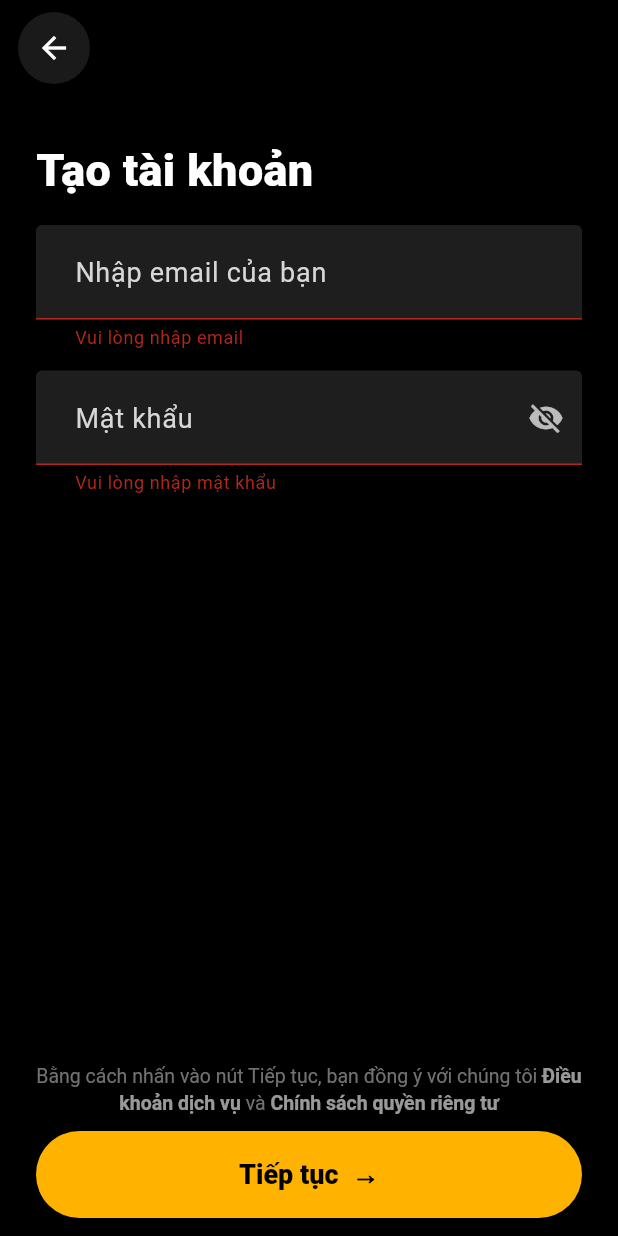
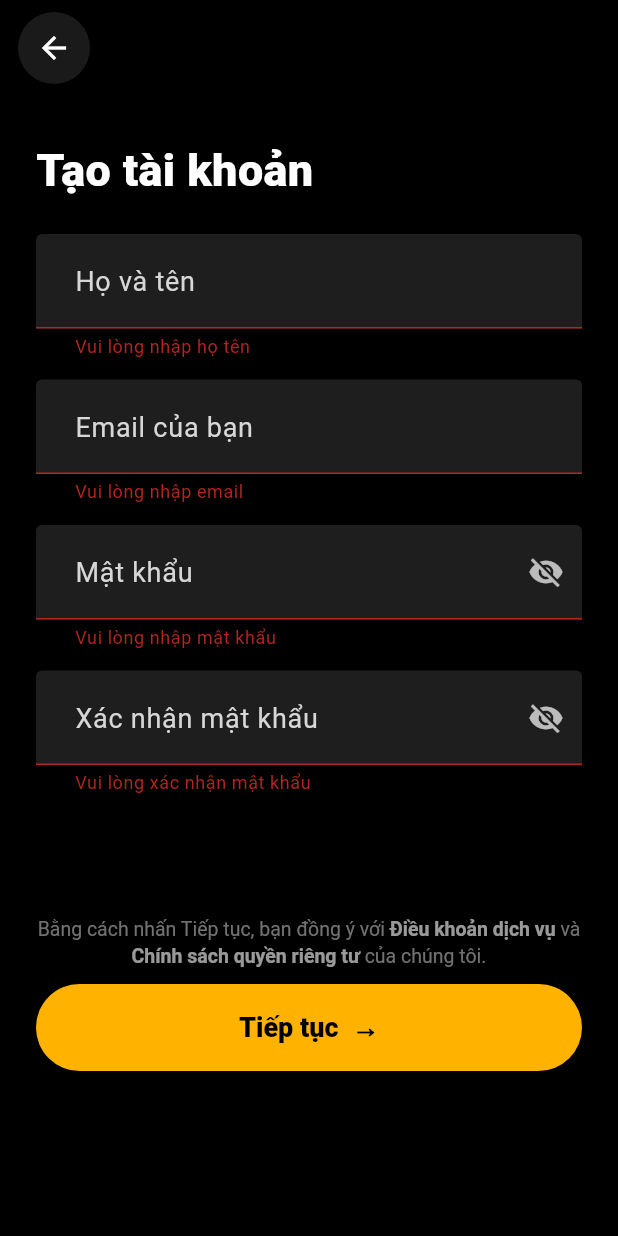
Before and after one commit to imthq1/LocketClone, a Flutter app: the RegisterScreen screen opened by its route, after a tap on an icon or button, on a phone screen of 412 x 824 dp. Run offline on Flutter 3.47's test engine with Material 3 defaults, Android fonts, the phone set to English and light mode, and no system bars; our stand-ins replace camera, cookie_jar, dio, dio_cookie_manager, flutter_secure_storage; accounts and stored records are empty.

Commit message:
Refactor registration process by removing CreateUsernameScreen and integrating fullname input in RegisterScreen

```diff
--- a/locket_clone/lib/screens/auth/register/register_screen.dart
+++ b/locket_clone/lib/screens/auth/register/register_screen.dart
@@ -1,5 +1,6 @@
 import 'package:flutter/material.dart';
-import 'package:locket_clone/screens/auth/register/create_username_screen.dart';
+import 'package:provider/provider.dart';
+import 'package:locket_clone/services/application/auth_controller.dart';
 import 'package:locket_clone/theme/app_colors.dart';
 import 'package:locket_clone/screens/auth/register/widgets/rounded_input.dart';
 import 'package:locket_clone/screens/auth/register/widgets/primary_cta_button.dart';
@@ -13,55 +14,204 @@ class RegisterScreen extends StatefulWidget {
 
 class _RegisterScreenState extends State<RegisterScreen> {
   final _formKey = GlobalKey<FormState>();
-  final _email = TextEditingController();
-  final _password = TextEditingController();
-  bool _obscure = true;
-  bool _loading = false;
+  final _emailCtl = TextEditingController();
+  final _passwordCtl = TextEditingController();
+  final _confirmPasswordCtl = TextEditingController();
+  final _fullnameCtl = TextEditingController();
+
+  bool _obscurePassword = true;
+  bool _obscureConfirmPassword = true;
 
   @override
   void dispose() {
-    _email.dispose();
-    _password.dispose();
+    _emailCtl.dispose();
+    _passwordCtl.dispose();
+    _confirmPasswordCtl.dispose();
+    _fullnameCtl.dispose();
     super.dispose();
   }
 
   String? _validateEmail(String? v) {
     final value = v?.trim() ?? '';
     if (value.isEmpty) return 'Vui lòng nhập email';
-    final ok = RegExp(r'^[^@\s]+@[^@\s]+\.[^@\s]+$').hasMatch(value);
-    if (!ok) return 'Email không hợp lệ';
+    final emailRegex = RegExp(r'^[^@\s]+@[^@\s]+\.[^@\s]+$');
+    if (!emailRegex.hasMatch(value)) return 'Email không hợp lệ';
     return null;
   }
 
   String? _validatePassword(String? v) {
     final value = v ?? '';
     if (value.isEmpty) return 'Vui lòng nhập mật khẩu';
-    if (value.length < 6) return 'Mật khẩu tối thiểu 6 ký tự';
+    if (value.length < 6) return 'Mật khẩu cần tối thiểu 6 ký tự';
+    return null;
+  }
+
+  String? _validateConfirmPassword(String? v) {
+    if (v == null || v.isEmpty) return 'Vui lòng xác nhận mật khẩu';
+    if (v != _passwordCtl.text) return 'Mật khẩu không khớp';
+    return null;
+  }
+
+  String? _validateFullname(String? v) {
+    final value = v?.trim() ?? '';
+    if (value.isEmpty) return 'Vui lòng nhập họ tên';
+    if (value.length < 2) return 'Họ tên quá ngắn';
     return null;
   }
 
   Future<void> _submit() async {
     if (!_formKey.currentState!.validate()) return;
+    final auth = context.read<AuthController>();
+    await auth.registerThenLogin(
+      email: _emailCtl.text.trim(),
+      password: _passwordCtl.text.trim(),
+      fullname: _fullnameCtl.text.trim(),
+    );
 
-    Navigator.pushReplacementNamed(
+    if (!mounted) return;
+    if (auth.user != null) {
+      Navigator.of(context).pushNamedAndRemoveUntil('/home', (route) => false);
+    } else if (auth.error != null) {
+      ScaffoldMessenger.of(
         context,
-      CreateUsernameScreen.route,
-      arguments: CreateUsernameArgs(
-        email: _email.text.trim(),
-        password: _password.text.trim(),
-      ),
-    );
+      ).showSnackBar(SnackBar(content: Text(auth.error!)));
+    }
   }
 
   @override
   Widget build(BuildContext context) {
+    final isLoading = context.watch<AuthController>().isLoading;
+
     return Scaffold(
       backgroundColor: AppColors.background,
       body: SafeArea(
-        child: Form(
-          key: _formKey,
+        // **SỬA LỖI Ở ĐÂY:** Đưa Stack ra ngoài cùng để quản lý các lớp (layers)
         child: Stack(
           children: [
+            // Lớp 1: Nội dung form có thể cuộn
+            SingleChildScrollView(
+              child: Padding(
+                padding: const EdgeInsets.symmetric(horizontal: 24),
+                child: Form(
+                  // Đưa Form vào trong để nó cuộn cùng nội dung
+                  key: _formKey,
+                  child: Column(
+                    crossAxisAlignment: CrossAxisAlignment.start,
+                    children: [
+                      const SizedBox(height: 96),
+                      const Text(
+                        'Tạo tài khoản',
+                        style: TextStyle(
+                          color: AppColors.textPrimary,
+                          fontSize: 30,
+                          fontWeight: FontWeight.w800,
+                          height: 1.2,
+                        ),
+                      ),
+                      const SizedBox(height: 24),
+                      RoundedInput(
+                        controller: _fullnameCtl,
+                        hintText: 'Họ và tên',
+                        keyboardType: TextInputType.name,
+                        validator: _validateFullname,
+                      ),
+                      const SizedBox(height: 14),
+                      RoundedInput(
+                        controller: _emailCtl,
+                        hintText: 'Email của bạn',
+                        keyboardType: TextInputType.emailAddress,
+                        validator: _validateEmail,
+                      ),
+                      const SizedBox(height: 14),
+                      RoundedInput(
+                        controller: _passwordCtl,
+                        hintText: 'Mật khẩu',
+                        obscureText: _obscurePassword,
+                        keyboardType: TextInputType.visiblePassword,
+                        validator: _validatePassword,
+                        suffix: IconButton(
+                          onPressed: () => setState(
+                            () => _obscurePassword = !_obscurePassword,
+                          ),
+                          icon: Icon(
+                            _obscurePassword
+                                ? Icons.visibility_off
+                                : Icons.visibility,
+                            color: Colors.white70,
+                          ),
+                        ),
+                      ),
+                      const SizedBox(height: 14),
+                      RoundedInput(
+                        controller: _confirmPasswordCtl,
+                        hintText: 'Xác nhận mật khẩu',
+                        obscureText: _obscureConfirmPassword,
+                        keyboardType: TextInputType.visiblePassword,
+                        validator: _validateConfirmPassword,
+                        suffix: IconButton(
+                          onPressed: () => setState(
+                            () => _obscureConfirmPassword =
+                                !_obscureConfirmPassword,
+                          ),
+                          icon: Icon(
+                            _obscureConfirmPassword
+                                ? Icons.visibility_off
+                                : Icons.visibility,
+                            color: Colors.white70,
+                          ),
+                        ),
+                      ),
+                      const SizedBox(height: 80),
+                      Padding(
+                        padding: const EdgeInsets.only(bottom: 10),
+                        child: Opacity(
+                          opacity: 0.6,
+                          child: RichText(
+                            textAlign: TextAlign.center,
+                            text: const TextSpan(
+                              style: TextStyle(
+                                color: AppColors.textSecondary,
+                                fontSize: 13,
+                                height: 1.35,
+                              ),
+                              children: [
+                                TextSpan(
+                                  text:
+                                      'Bằng cách nhấn Tiếp tục, bạn đồng ý với ',
+                                ),
+                                TextSpan(
+                                  text: 'Điều khoản dịch vụ',
+                                  style: TextStyle(
+                                    color: AppColors.textPrimary,
+                                    fontWeight: FontWeight.w700,
+                                  ),
+                                ),
+                                TextSpan(text: ' và '),
+                                TextSpan(
+                                  text: 'Chính sách quyền riêng tư',
+                                  style: TextStyle(
+                                    color: AppColors.textPrimary,
+                                    fontWeight: FontWeight.w700,
+                                  ),
+                                ),
+                                TextSpan(text: ' của chúng tôi.'),
+                              ],
+                            ),
+                          ),
+                        ),
+                      ),
+                      PrimaryCTAButton(
+                        label: isLoading ? 'Đang tạo...' : 'Tiếp tục  →',
+                        onPressed: isLoading ? null : _submit,
+                      ),
+                      const SizedBox(height: 24),
+                    ],
+                  ),
+                ),
+              ),
+            ),
+
+            // Lớp 2: Nút quay lại, nằm đè lên trên và luôn có thể nhấn
             Positioned(
               top: 8,
               left: 12,
@@ -78,99 +228,7 @@ class _RegisterScreenState extends State<RegisterScreen> {
                 ),
               ),
             ),
-
-              Padding(
-                padding: const EdgeInsets.symmetric(horizontal: 24),
-                child: Column(
-                  crossAxisAlignment: CrossAxisAlignment.start,
-                  children: [
-                    const SizedBox(height: 96),
-                    const Text(
-                      'Tạo tài khoản',
-                      style: TextStyle(
-                        color: AppColors.textPrimary,
-                        fontSize: 30,
-                        fontWeight: FontWeight.w800,
-                        height: 1.2,
-                      ),
-                    ),
-                    const SizedBox(height: 18),
-
-                    RoundedInput(
-                      controller: _email,
-                      hintText: 'Nhập email của bạn',
-                      keyboardType: TextInputType.emailAddress,
-                      validator: _validateEmail,
-                    ),
-
-                    const SizedBox(height: 14),
-
-                    RoundedInput(
-                      controller: _password,
-                      hintText: 'Mật khẩu',
-                      obscureText: _obscure,
-                      keyboardType: TextInputType.visiblePassword,
-                      validator: _validatePassword,
-                      suffix: IconButton(
-                        onPressed: () => setState(() => _obscure = !_obscure),
-                        icon: Icon(
-                          _obscure ? Icons.visibility_off : Icons.visibility,
-                          color: Colors.white70,
-                        ),
-                      ),
-                    ),
-
-                    const Spacer(),
-
-                    Padding(
-                      padding: const EdgeInsets.only(bottom: 10),
-                      child: Opacity(
-                        opacity: 0.6,
-                        child: RichText(
-                          textAlign: TextAlign.center,
-                          text: const TextSpan(
-                            style: TextStyle(
-                              color: AppColors.textSecondary,
-                              fontSize: 13,
-                              height: 1.35,
-                            ),
-                            children: [
-                              TextSpan(
-                                text:
-                                    'Bằng cách nhấn vào nút Tiếp tục, bạn đồng ý với chúng tôi ',
-                              ),
-                              TextSpan(
-                                text: 'Điều khoản dịch vụ',
-                                style: TextStyle(
-                                  color: AppColors.textPrimary,
-                                  fontWeight: FontWeight.w700,
-                                ),
-                              ),
-                              TextSpan(text: ' và '),
-                              TextSpan(
-                                text: 'Chính sách quyền riêng tư',
-                                style: TextStyle(
-                                  color: AppColors.textPrimary,
-                                  fontWeight: FontWeight.w700,
-                                ),
-                              ),
           ],
-                          ),
-                        ),
-                      ),
-                    ),
-
-                    PrimaryCTAButton(
-                      label: _loading ? 'Đang tạo...' : 'Tiếp tục  →',
-                      onPressed: _loading ? null : _submit,
-                    ),
-
-                    const SizedBox(height: 12),
-                  ],
-                ),
-              ),
-            ],
-          ),
         ),
       ),
     );
```
Also changed, not shown: locket_clone/lib/main.dart (+0 -28 lines), locket_clone/lib/screens/auth/register/create_username_screen.dart (deleted, +0 -168 lines). Lines whose indentation alone changed are shown as unchanged.
